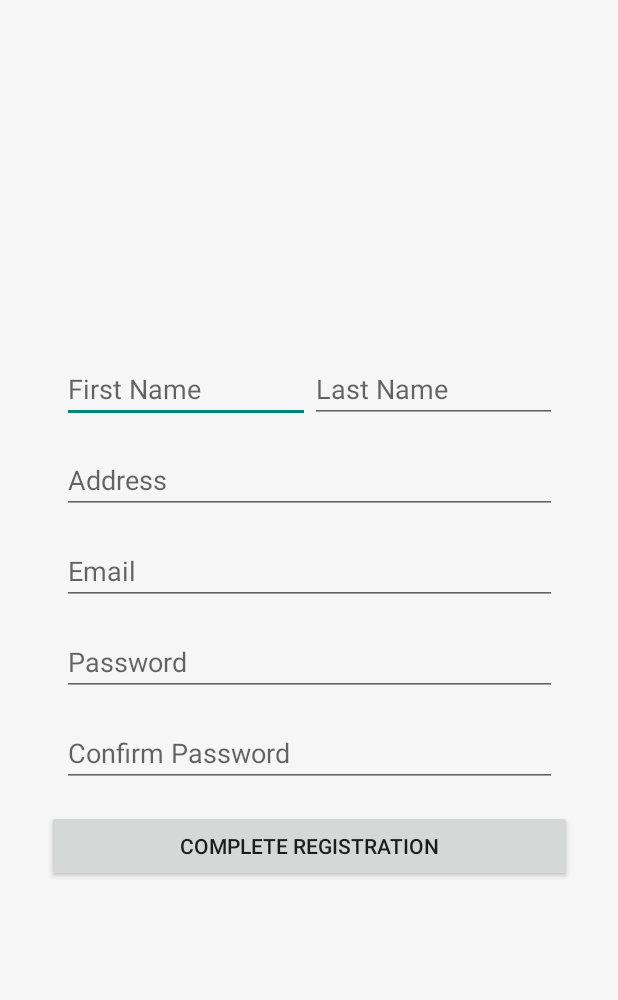
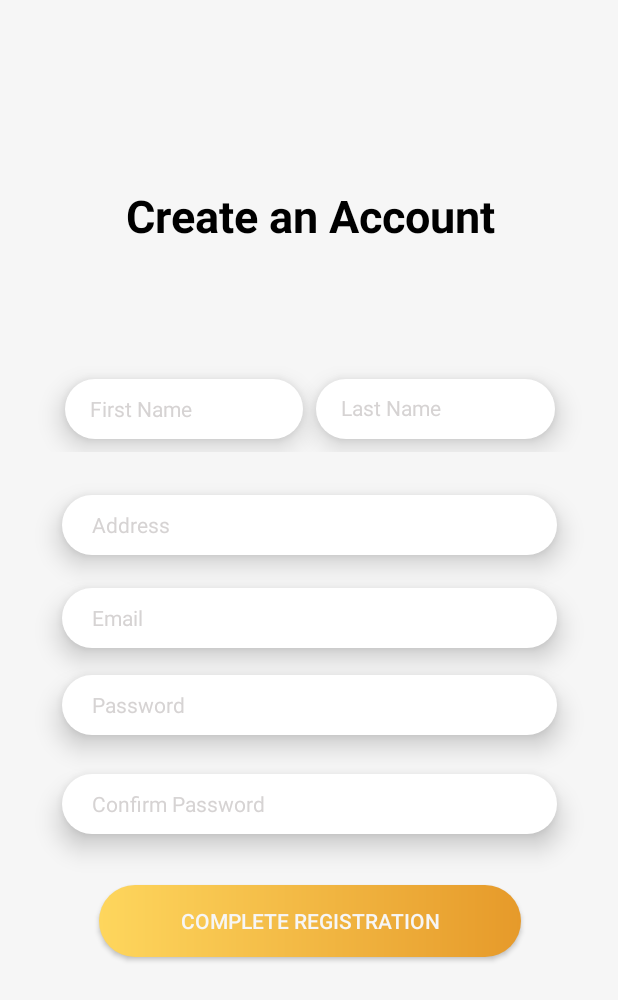
Before and after one commit to uOttawaSEGA2022/project-group-27, an Android app: the ClientActivity screen opened directly, with no data from a screen before it, on a phone screen of 412 x 824 dp. Shown: the top 1000 px of the screen. Run offline under Robolectric (Android 15) with nearby library versions, the phone set to English and light mode, and no system bars; our stand-ins replace Firebase (no records; nobody signed in at launch, a user with empty details on screens opened directly).

Commit message:
Changed UI for registration and select user type

```diff
--- a/app/build.gradle
+++ b/app/build.gradle
@@ -37,6 +37,7 @@ dependencies {
     implementation 'com.google.firebase:firebase-auth:21.1.0'
     implementation 'com.google.firebase:firebase-database:20.1.0'
     implementation 'com.google.android.libraries.places:places:2.6.0'
+    implementation 'com.google.firebase:firebase-firestore:24.0.2'
     testImplementation 'junit:junit:4.13.2'
     androidTestImplementation 'androidx.test.ext:junit:1.1.3'
     androidTestImplementation 'androidx.test.espresso:espresso-core:3.4.0'
--- a/app/src/main/res/layout/activity_client.xml
+++ b/app/src/main/res/layout/activity_client.xml
@@ -10,35 +10,72 @@
     <LinearLayout
         android:layout_width="413dp"
         android:layout_height="731dp"
+        android:layout_marginTop="10dp"
+        android:layout_marginBottom="50dp"
         android:gravity="center"
         android:orientation="vertical"
         app:layout_constraintBottom_toBottomOf="parent"
         app:layout_constraintEnd_toEndOf="parent"
         app:layout_constraintStart_toStartOf="parent"
-        app:layout_constraintTop_toTopOf="parent">
+        app:layout_constraintTop_toTopOf="parent"
+        app:layout_constraintVertical_bias="0.166">
+
+        <TextView
+            android:id="@+id/textView4"
+            android:layout_width="match_parent"
+            android:layout_height="wrap_content"
+            android:paddingBottom="100px"
+            android:text="Create an Account"
+            android:textAlignment="center"
+            android:textColor="@color/black"
+            android:textSize="30sp"
+            android:textStyle="bold" />
 
         <LinearLayout
-            android:layout_width="330dp"
-            android:layout_height="wrap_content"
-            android:orientation="horizontal">
+            android:layout_width="413dp"
+            android:layout_height="84dp"
+            android:dividerPadding="20px"
+            android:orientation="horizontal"
+            android:padding="20px">
 
             <EditText
                 android:id="@+id/editTextFirstName"
-                android:layout_width="wrap_content"
-                android:layout_height="wrap_content"
+                android:layout_width="110dp"
+                android:layout_height="40dp"
+                android:layout_gravity="center"
                 android:layout_weight="1"
+                android:background="@drawable/input_bg"
+                android:elevation="10dp"
                 android:ems="10"
                 android:hint="First Name"
-                android:inputType="textPersonName" />
+                android:inputType="textPersonName"
+                android:paddingLeft="25px"
+                android:textColorHint="#D6D3D3"
+                android:textSize="14sp"
+                android:translationX="30dp" />
+
+            <Space
+                android:layout_width="20dp"
+                android:layout_height="46dp"
+                android:layout_gravity="center"
+                android:layout_weight="1" />
 
             <EditText
                 android:id="@+id/editTextLastName"
-                android:layout_width="wrap_content"
-                android:layout_height="wrap_content"
+                android:layout_width="110dp"
+                android:layout_height="40dp"
+                android:layout_gravity="center"
                 android:layout_weight="1"
+                android:background="@drawable/input_bg"
+                android:elevation="10dp"
                 android:ems="10"
                 android:hint="Last Name"
-                android:inputType="textPersonName" />
+                android:includeFontPadding="false"
+                android:inputType="textPersonName"
+                android:paddingLeft="25px"
+                android:textColorHint="#D6D3D3"
+                android:textSize="14sp"
+                android:translationX="-30dp" />
         </LinearLayout>
 
         <Space
@@ -48,56 +85,78 @@
         <EditText
             android:id="@+id/editTextAddress"
             android:layout_width="330dp"
-            android:layout_height="wrap_content"
+            android:layout_height="40dp"
+            android:background="@drawable/input_bg"
+            android:elevation="10dp"
             android:ems="10"
             android:hint="Address"
-            android:inputType="textPostalAddress" />
+            android:inputType="textPostalAddress"
+            android:paddingLeft="20dp"
+            android:textColorHint="#D6D3D3"
+            android:textSize="14sp" />
 
         <Space
             android:layout_width="match_parent"
-            android:layout_height="15dp" />
+            android:layout_height="22dp" />
 
         <EditText
             android:id="@+id/editTextEmail"
             android:layout_width="330dp"
-            android:layout_height="wrap_content"
+            android:layout_height="40dp"
+            android:background="@drawable/input_bg"
+            android:elevation="10dp"
             android:ems="10"
             android:hint="Email"
-            android:inputType="textEmailAddress" />
+            android:inputType="textEmailAddress"
+            android:paddingLeft="20dp"
+            android:textColorHint="#D6D3D3"
+            android:textSize="14sp" />
 
         <Space
             android:layout_width="match_parent"
-            android:layout_height="15dp" />
+            android:layout_height="18dp" />
 
         <EditText
             android:id="@+id/editTextPassword"
             android:layout_width="330dp"
-            android:layout_height="wrap_content"
+            android:layout_height="40dp"
+            android:background="@drawable/input_bg"
+            android:elevation="10dp"
             android:ems="10"
             android:hint="Password"
-            android:inputType="textPassword" />
+            android:inputType="textPassword"
+            android:paddingLeft="20dp"
+            android:textColorHint="#D6D3D3"
+            android:textSize="14sp" />
 
         <Space
             android:layout_width="match_parent"
-            android:layout_height="15dp" />
+            android:layout_height="26dp" />
 
         <EditText
             android:id="@+id/editTextConfirmPassword"
             android:layout_width="330dp"
-            android:layout_height="wrap_content"
+            android:layout_height="40dp"
+            android:background="@drawable/input_bg"
+            android:elevation="10dp"
             android:ems="10"
             android:hint="Confirm Password"
-            android:inputType="textPassword" />
+            android:inputType="textPassword"
+            android:paddingLeft="20dp"
+            android:textColorHint="#D6D3D3"
+            android:textSize="14sp" />
 
         <Space
             android:layout_width="match_parent"
-            android:layout_height="15dp" />
+            android:layout_height="34dp" />
 
         <Button
             android:id="@+id/addPayment"
-            android:layout_width="350dp"
+            android:layout_width="281dp"
             android:layout_height="wrap_content"
-            android:text="Complete Registration" />
+            android:background="@drawable/button_bg"
+            android:text="Complete Registration"
+            android:textColor="@color/grey_100" />
 
     </LinearLayout>
 </androidx.constraintlayout.widget.ConstraintLayout>
```
Also changed, not shown: app/src/main/res/layout/activity_main.xml (+5 -3 lines), app/src/main/res/layout/activity_select_user_type.xml (+39 -10 lines).
